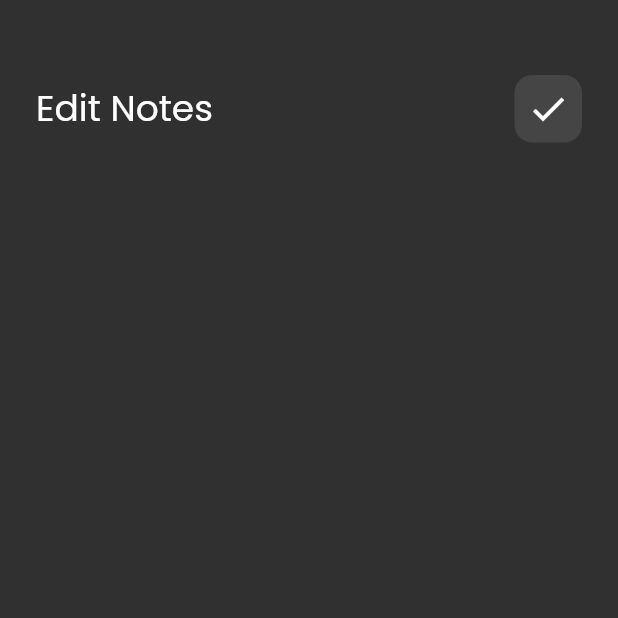
After one commit to MohaamedHamdy/notes_app_hive, a Flutter app: the screen it shows after launch, after a tap on "Flutter Tips", on a phone screen of 412 x 824 dp, the top half of it. The commit adds this screen. Run offline on Flutter 3.47's test engine with Material 2 defaults, Android fonts, the phone set to English and light mode, and no system bars.

Commit message:
create edit view and did changes to app bar

```diff
--- /dev/null
+++ b/lib/views/edit_view.dart
@@ -0,0 +1,14 @@
+import 'package:flutter/material.dart';
+
+import 'widgets/edit_note_view_body.dart';
+
+class EditViewScreen extends StatelessWidget {
+  const EditViewScreen({super.key});
+
+  @override
+  Widget build(BuildContext context) {
+    return const Scaffold(
+      body: EditNoteViewBody(),
+    );
+  }
+}
--- a/lib/views/widgets/custom_app_bar.dart
+++ b/lib/views/widgets/custom_app_bar.dart
@@ -1,9 +1,17 @@
+// ignore_for_file: public_member_api_docs, sort_constructors_first
 import 'package:flutter/material.dart';
 
 import 'custom_search_icon.dart';
 
 class CustomAppBar extends StatelessWidget {
-  const CustomAppBar({super.key});
+  const CustomAppBar({
+    Key? key,
+    this.text = 'Notes',
+    this.isSearch = true,
+  }) : super(key: key);
+
+  final String text;
+  final bool isSearch;
 
   @override
   Widget build(BuildContext context) {
@@ -11,10 +19,12 @@ class CustomAppBar extends StatelessWidget {
       mainAxisAlignment: MainAxisAlignment.spaceBetween,
       children: [
         Text(
-          'Notes',
+          text,
           style: Theme.of(context).textTheme.headlineSmall!,
         ),
-        const CustomSearchIcon(),
+        CustomSearchIcon(
+          isSearch: isSearch,
+        ),
       ],
     );
   }
--- a/lib/views/widgets/custom_item_list_view.dart
+++ b/lib/views/widgets/custom_item_list_view.dart
@@ -1,4 +1,5 @@
 import 'package:flutter/material.dart';
+import 'package:todo_hive/views/edit_view.dart';
 
 import 'custom_notes.dart';
 
@@ -14,8 +15,16 @@ class CustomItemListView extends StatelessWidget {
         padding: EdgeInsets.zero,
         physics: const BouncingScrollPhysics(),
         itemBuilder: (context, index) {
-          return CustomNotesItem(
-            index: index,
+          return GestureDetector(
+            onTap: () => Navigator.push(
+              context,
+              MaterialPageRoute(
+                builder: (context) => const EditViewScreen(),
+              ),
+            ),
+            child: CustomNotesItem(
+              index: index,
+            ),
           );
         },
       ),
--- a/lib/views/widgets/custom_search_icon.dart
+++ b/lib/views/widgets/custom_search_icon.dart
@@ -1,7 +1,13 @@
+// ignore_for_file: public_member_api_docs, sort_constructors_first
 import 'package:flutter/material.dart';
 
 class CustomSearchIcon extends StatelessWidget {
-  const CustomSearchIcon({super.key});
+  const CustomSearchIcon({
+    Key? key,
+    this.isSearch = true,
+  }) : super(key: key);
+
+  final bool isSearch;
 
   @override
   Widget build(BuildContext context) {
@@ -15,8 +21,8 @@ class CustomSearchIcon extends StatelessWidget {
       child: Center(
         child: IconButton(
           onPressed: () {},
-          icon: const Icon(
-            Icons.search,
+          icon: Icon(
+            isSearch ? Icons.search : Icons.done,
             size: 28,
           ),
         ),
--- /dev/null
+++ b/lib/views/widgets/edit_note_view_body.dart
@@ -0,0 +1,25 @@
+import 'package:flutter/material.dart';
+import 'package:todo_hive/views/widgets/custom_app_bar.dart';
+
+class EditNoteViewBody extends StatelessWidget {
+  const EditNoteViewBody({super.key});
+
+  @override
+  Widget build(BuildContext context) {
+    return const Padding(
+      padding: EdgeInsets.only(
+        left: 24.0,
+        top: 50.0,
+        right: 24.0,
+      ),
+      child: Column(
+        children: [
+          CustomAppBar(
+            text: 'Edit Notes',
+            isSearch: false,
+          ),
+        ],
+      ),
+    );
+  }
+}
```
